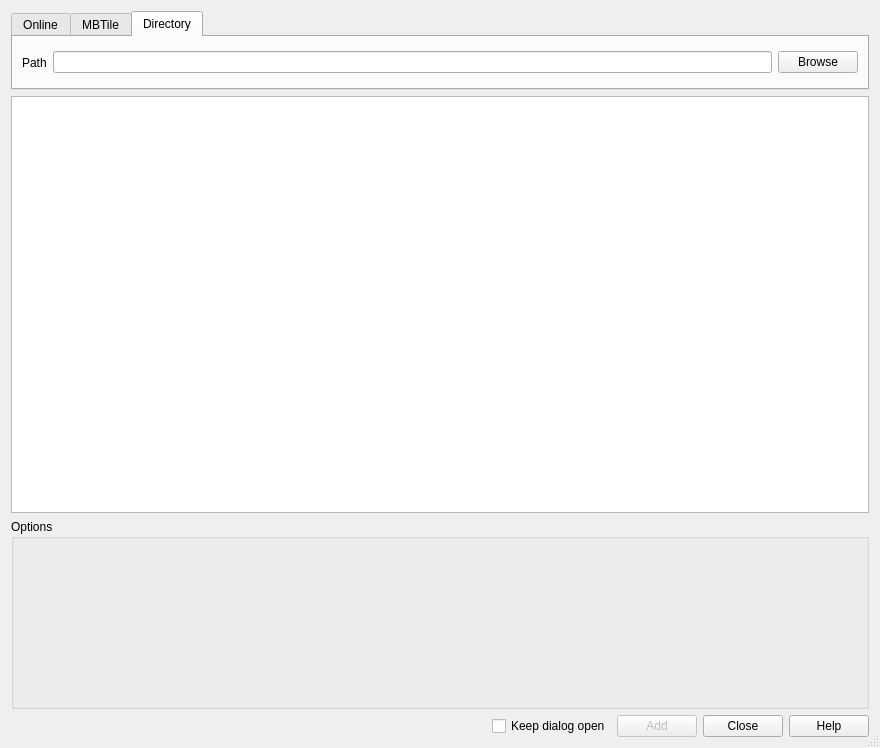
Qt form ui/dlg_connections.ui (geometalab/Vector-Tiles-Reader-QGIS-Plugin) before a commit.
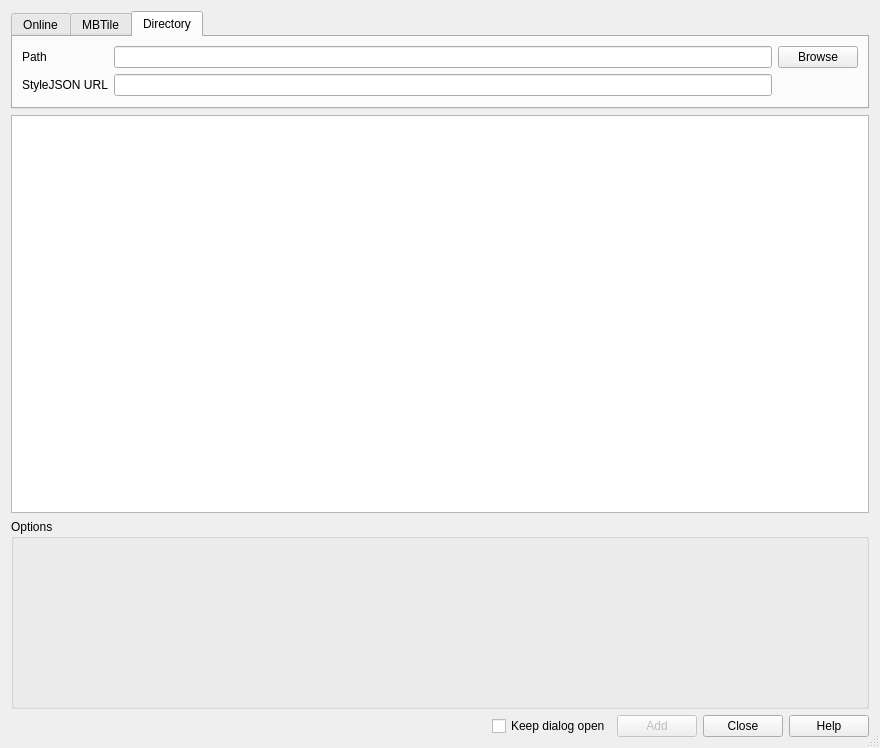
The same form after that commit. The open tabs and pages were chosen to show the change.

Commit message: save current mbtiles/directory connection

The edit to the form file:
```diff
--- a/ui/dlg_connections.ui
+++ b/ui/dlg_connections.ui
@@ -186,34 +186,44 @@
       <attribute name="title">
        <string>Directory</string>
       </attribute>
-      <layout class="QHBoxLayout" name="horizontalLayout_2">
-       <item>
+      <layout class="QGridLayout" name="gridLayout_2">
+       <item row="0" column="0">
         <widget class="QLabel" name="lblSource_2">
          <property name="text">
           <string>Path</string>
          </property>
         </widget>
        </item>
-       <item>
-        <widget class="QLineEdit" name="txtDirectoryPath">
-         <property name="toolTip">
-          <string>The URL to the TileJSON of the tile service (e.g. http://yourtilehoster.com/index.json)</string>
-         </property>
-         <property name="text">
-          <string/>
-         </property>
-         <property name="placeholderText">
-          <string/>
-         </property>
-        </widget>
-       </item>
-       <item>
+       <item row="0" column="2">
         <widget class="QPushButton" name="btnSelectDirectory">
          <property name="text">
           <string>Browse</string>
          </property>
         </widget>
        </item>
+       <item row="0" column="1">
+        <widget class="QLineEdit" name="txtDirectoryPath">
+         <property name="toolTip">
+          <string>The URL to the TileJSON of the tile service (e.g. http://yourtilehoster.com/index.json)</string>
+         </property>
+         <property name="text">
+          <string/>
+         </property>
+         <property name="placeholderText">
+          <string/>
+         </property>
+        </widget>
+       </item>
+       <item row="1" column="0">
+        <widget class="QLabel" name="lblDirectoryStyleJsonUrl">
+         <property name="text">
+          <string>StyleJSON URL</string>
+         </property>
+        </widget>
+       </item>
+       <item row="1" column="1">
+        <widget class="QLineEdit" name="txtDirectoryStyleJsonUrl"/>
+       </item>
       </layout>
      </widget>
     </widget>
```
Left out of the diff: 26 changed lines with no effect on the pictures. The commit also changes 5 other files.
